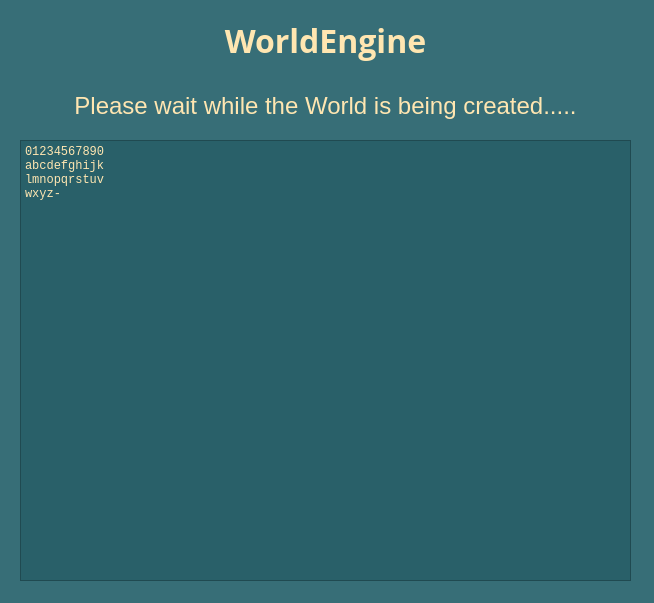
Qt form popup.ui (Shando/WorldEngine_UI_Win64) before a commit.
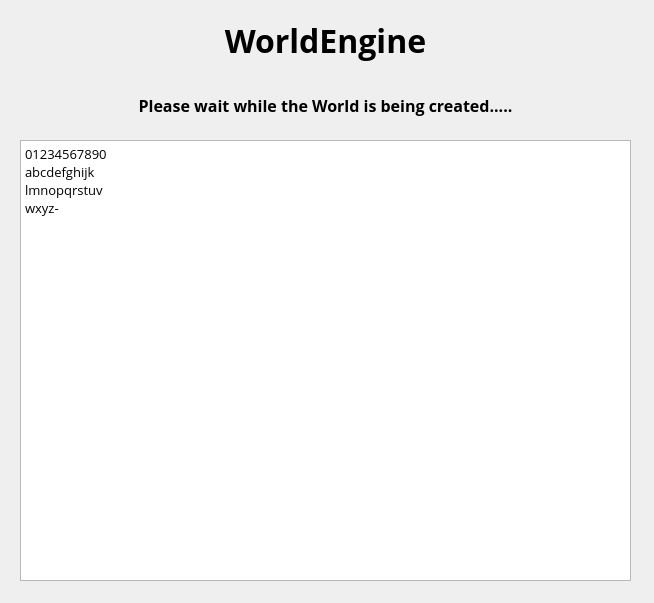
The same form after that commit. Icons and pictures are not drawn.

Diff of the .ui file:
```diff
--- a/popup.ui
+++ b/popup.ui
@@ -10,6 +10,12 @@
     <height>603</height>
    </rect>
   </property>
+  <property name="font">
+   <font>
+    <family>Open Sans</family>
+    <pointsize>12</pointsize>
+   </font>
+  </property>
   <property name="windowTitle">
    <string>WorldEngine Information Dialog</string>
   </property>
@@ -18,473 +24,7 @@
     <normaloff>:/Images/icon.png</normaloff>:/Images/icon.png</iconset>
   </property>
   <property name="styleSheet">
-   <string notr="true">QToolTip
-{
-     border: 1px solid black;
-     background-color: #FF9930;
-     padding: 1px;
-     border-radius: 3px;
-     opacity: 100;
-}
-
-QWidget
-{
-    color: #FFE6B1;
-    background-color: #376E77;
-}
-
-QLabel
-{
-    background-color: transparent;
-}
-
-QWidget:item:hover
-{
-    background-color: QLinearGradient( x1: 0, y1: 0, x2: 0, y2: 1, stop: 0 #FF9930, stop: 1 #942610);
-    color: #000000;
-}
-
-QWidget:item:selected
-{
-    background-color: QLinearGradient( x1: 0, y1: 0, x2: 0, y2: 1, stop: 0 #FF9930, stop: 1 #452102);
-}
-
-QMenuBar::item
-{
-    background: transparent;
-}
-
-QMenuBar::item:selected
-{
-    background: transparent;
-    border: 1px solid #FFE6B1;
-}
-
-QMenuBar::item:pressed
-{
-    background: #498089;
-    border: 1px solid #000;
-    background-color: QLinearGradient(
-        x1:0, y1:0,
-        x2:0, y2:1,
-        stop:1 #265D66,
-        stop:0.4 #397079/*,
-        stop:0.2 #397079,
-        stop:0.1 #FFE6B1*/
-    );
-    margin-bottom:-1px;
-    padding-bottom:1px;
-}
-
-QMenu
-{
-    border: 1px solid #000;
-}
-
-QMenu::item
-{
-    padding: 2px 20px 2px 20px;
-}
-
-QMenu::item:selected
-{
-    color: #000000;
-}
-
-QWidget:disabled
-{
-    color: #457C85;
-    background-color: #376E77;
-}
-
-QAbstractItemView
-{
-    background-color: QLinearGradient( x1: 0, y1: 0, x2: 0, y2: 1, stop: 0 #528992, stop: 0.1 #689FA8, stop: 1 #6299A2);
-}
-
-QWidget:focus
-{
-    /*border: 2px solid QLinearGradient( x1: 0, y1: 0, x2: 0, y2: 1, stop: 0 #FF9930, stop: 1 #452102);*/
-}
-
-QLineEdit
-{
-    background-color: QLinearGradient( x1: 0, y1: 0, x2: 0, y2: 1, stop: 0 #528992, stop: 0 #689FA8, stop: 1 #6299A2);
-    padding: 1px;
-    border-style: solid;
-    border: 1px solid #235A63;
-    border-radius: 5;
-}
-
-QPushButton
-{
-    color: #FFE6B1;
-    background-color: QLinearGradient( x1: 0, y1: 0, x2: 0, y2: 1, stop: 0 #5B929B, stop: 0.1 #578E97, stop: 0.5 #538A93, stop: 0.9 #4F868F, stop: 1 #4B828B);
-    border-width: 1px;
-    border-color: #235A63;
-    border-style: solid;
-    border-radius: 6;
-    padding: 3px;
-    font-size: 16px;
-    font-weight: bold;
-    padding-left: 5px;
-    padding-right: 5px;
-}
-
-QPushButton:pressed
-{
-    background-color: QLinearGradient( x1: 0, y1: 0, x2: 0, y2: 1, stop: 0 #326972, stop: 0.1 #306770, stop: 0.5 #2E656E, stop: 0.9 #2D646D, stop: 1 #2A616A);
-}
-
-QComboBox
-{
-    selection-background-color: #FFE6B1;
-    background-color: QLinearGradient( x1: 0, y1: 0, x2: 0, y2: 1, stop: 0 #5B929B, stop: 0.1 #578E97, stop: 0.5 #538A93, stop: 0.9 #4F868F, stop: 1 #4B828B);
-    border-style: solid;
-    border: 1px solid #235A63;
-    border-radius: 5;
-}
-
-QComboBox:hover,QPushButton:hover
-{
-/*    border: 2px solid QLinearGradient( x1: 0, y1: 0, x2: 0, y2: 1, stop: 0 #FF9930, stop: 1 #452102);*/
-    background-color: QLinearGradient( x1: 0, y1: 0, x2: 0, y2: 1, stop: 0 #FF9930, stop: 1 #942610);
-}
-
-
-QComboBox:on
-{
-    padding-top: 3px;
-    padding-left: 4px;
-    background-color: QLinearGradient( x1: 0, y1: 0, x2: 0, y2: 1, stop: 0 #326972, stop: 0.1 #306770, stop: 0.5 #2E656E, stop: 0.9 #2D646D, stop: 1 #2A616A);
-    selection-background-color: #FFE6B1;
-}
-
-QComboBox QAbstractItemView
-{
-    border: 2px solid darkgray;
-    selection-background-color: QLinearGradient( x1: 0, y1: 0, x2: 0, y2: 1, stop: 0 #FF9930, stop: 1 #452102);
-}
-
-QComboBox::drop-down
-{
-     subcontrol-origin: padding;
-     subcontrol-position: top right;
-     width: 15px;
-
-     border-left-width: 0px;
-     border-left-color: darkgray;
-     border-left-style: solid; /* just a single line */
-     border-top-right-radius: 3px; /* same radius as the QComboBox */
-     border-bottom-right-radius: 3px;
- }
-
-QComboBox::down-arrow
-{
-     image: url(:/down_arrow.png);
-}
-
-QGroupBox:focus
-{
-border: 2px solid QLinearGradient( x1: 0, y1: 0, x2: 0, y2: 1, stop: 0 #FF9930, stop: 1 #452102);
-}
-
-QTextEdit:focus
-{
-    border: 2px solid QLinearGradient( x1: 0, y1: 0, x2: 0, y2: 1, stop: 0 #FF9930, stop: 1 #452102);
-}
-
-QScrollBar:horizontal {
-     border: 1px solid #275E67;
-     background: QLinearGradient( x1: 0, y1: 0, x2: 0, y2: 1, stop: 0.0 #174E57, stop: 0.2 #2D646D, stop: 1 #4D828D);
-     height: 7px;
-     margin: 0px 16px 0 16px;
-}
-
-QScrollBar::handle:horizontal
-{
-      background: QLinearGradient( x1: 0, y1: 0, x2: 1, y2: 0, stop: 0 #FF9930, stop: 0.5 #452102, stop: 1 #FF9930);
-      min-height: 20px;
-      border-radius: 2px;
-}
-
-QScrollBar::add-line:horizontal {
-      border: 1px solid #20575E;
-      border-radius: 2px;
-      background: QLinearGradient( x1: 0, y1: 0, x2: 1, y2: 0, stop: 0 #FF9930, stop: 1 #452102);
-      width: 14px;
-      subcontrol-position: right;
-      subcontrol-origin: margin;
-}
-
-QScrollBar::sub-line:horizontal {
-      border: 1px solid #20575E;
-      border-radius: 2px;
-      background: QLinearGradient( x1: 0, y1: 0, x2: 1, y2: 0, stop: 0 #FF9930, stop: 1 #452102);
-      width: 14px;
-     subcontrol-position: left;
-     subcontrol-origin: margin;
-}
-
-QScrollBar::right-arrow:horizontal, QScrollBar::left-arrow:horizontal
-{
-      border: 1px solid black;
-      width: 1px;
-      height: 1px;
-      background: white;
-}
-
-QScrollBar::add-page:horizontal, QScrollBar::sub-page:horizontal
-{
-      background: none;
-}
-
-QScrollBar:vertical
-{
-      background: QLinearGradient( x1: 0, y1: 0, x2: 1, y2: 0, stop: 0.0 #174E57, stop: 0.2 #2D646D, stop: 1 #4D828D);
-      width: 7px;
-      margin: 16px 0 16px 0;
-      border: 1px solid #275E67;
-}
-
-QScrollBar::handle:vertical
-{
-      background: QLinearGradient( x1: 0, y1: 0, x2: 0, y2: 1, stop: 0 #FF9930, stop: 0.5 #452102, stop: 1 #FF9930);
-      min-height: 20px;
-      border-radius: 2px;
-}
-
-QScrollBar::add-line:vertical
-{
-      border: 1px solid #20575E;
-      border-radius: 2px;
-      background: QLinearGradient( x1: 0, y1: 0, x2: 0, y2: 1, stop: 0 #FF9930, stop: 1 #452102);
-      height: 14px;
-      subcontrol-position: bottom;
-      subcontrol-origin: margin;
-}
-
-QScrollBar::sub-line:vertical
-{
-      border: 1px solid #20575E;
-      border-radius: 2px;
-      background: QLinearGradient( x1: 0, y1: 0, x2: 0, y2: 1, stop: 0 #452102, stop: 1 #FF9930);
-      height: 14px;
-      subcontrol-position: top;
-      subcontrol-origin: margin;
-}
-
-QScrollBar::up-arrow:vertical, QScrollBar::down-arrow:vertical
-{
-      border: 1px solid black;
-      width: 1px;
-      height: 1px;
-      background: white;
-}
-
-
-QScrollBar::add-page:vertical, QScrollBar::sub-page:vertical
-{
-      background: none;
-}
-
-QTextEdit
-{
-    background-color: #296069;
-}
-
-QPlainTextEdit
-{
-    background-color: #296069;
-}
-
-QHeaderView::section
-{
-    background-color: QLinearGradient(x1:0, y1:0, x2:0, y2:1, stop:0 #669DA6, stop: 0.5 #558C95, stop: 0.6 #487F88, stop:1 #69A0A9);
-    color: white;
-    padding-left: 4px;
-    border: 1px solid #70A7B0;
-}
-
-QCheckBox:disabled
-{
-color: #467D86;
-}
-
-QDockWidget::title
-{
-    text-align: center;
-    spacing: 3px; /* spacing between items in the tool bar */
-    background-color: QLinearGradient(x1:0, y1:0, x2:0, y2:1, stop:0 #376E77, stop: 0.5 #296069, stop:1 #376E77);
-}
-
-QDockWidget::close-button, QDockWidget::float-button
-{
-    text-align: center;
-    spacing: 1px; /* spacing between items in the tool bar */
-    background-color: QLinearGradient(x1:0, y1:0, x2:0, y2:1, stop:0 #376E77, stop: 0.5 #296069, stop:1 #376E77);
-}
-
-QDockWidget::close-button:hover, QDockWidget::float-button:hover
-{
-    background: #296069;
-}
-
-QDockWidget::close-button:pressed, QDockWidget::float-button:pressed
-{
-    padding: 1px -1px -1px 1px;
-}
-
-QMainWindow::separator
-{
-    background-color: QLinearGradient(x1:0, y1:0, x2:0, y2:1, stop:0 #1B525B, stop: 0.5 #1A515A, stop: 0.6 #265D66, stop:1 #397079);
-    color: white;
-    padding-left: 4px;
-    border: 1px solid #518891;
-    spacing: 3px; /* spacing between items in the tool bar */
-}
-
-QMainWindow::separator:hover
-{
-
-    background-color: QLinearGradient(x1:0, y1:0, x2:0, y2:1, stop:0 #452102, stop:0.5 #b56c17 stop:1 #FF9930);
-    color: white;
-    padding-left: 4px;
-    border: 1px solid #70A7B0;
-    spacing: 3px; /* spacing between items in the tool bar */
-}
-
-QToolBar::handle
-{
-     spacing: 3px; /* spacing between items in the tool bar */
-     background: url(:/images/handle.png);
-}
-
-QMenu::separator
-{
-    height: 2px;
-    background-color: QLinearGradient(x1:0, y1:0, x2:0, y2:1, stop:0 #1B525B, stop: 0.5 #1A515A, stop: 0.6 #265D66, stop:1 #397079);
-    color: white;
-    padding-left: 4px;
-    margin-left: 10px;
-    margin-right: 5px;
-}
-
-QProgressBar
-{
-    border: 2px solid grey;
-    border-radius: 5px;
-    text-align: center;
-}
-
-QProgressBar::chunk
-{
-    background-color: #452102;
-    width: 2.15px;
-    margin: 0.5px;
-}
-
-QTabBar::tab {
-    color: #452102;
-    border: 1px solid #498089;
-    border-bottom-style: none;
-    background-color: #376E77;
-    padding-left: 10px;
-    padding-right: 10px;
-    padding-top: 3px;
-    padding-bottom: 2px;
-    margin-right: -1px;
-}
-
-QTabWidget::pane {
-    border: 1px solid #498089;
-    top: 1px;
-}
-
-QTabBar::tab:last
-{
-    margin-right: 0; /* the last selected tab has nothing to overlap with on the right */
-    border-top-right-radius: 3px;
-}
-
-QTabBar::tab:first:!selected
-{
- margin-left: 0px; /* the last selected tab has nothing to overlap with on the right */
-
-
-    border-top-left-radius: 3px;
-}
-
-QTabBar::tab:!selected
-{
-    color: #452102;
-    border-bottom-style: solid;
-    margin-top: 3px;
-    background-color: QLinearGradient(x1:0, y1:0, x2:0, y2:1, stop:1 #265D66, stop:.4 #397079);
-}
-
-QTabBar::tab:selected
-{
-    border-top-left-radius: 3px;
-    border-top-right-radius: 3px;
-    margin-bottom: 0px;
-}
-
-QTabBar::tab:!selected:hover
-{
-    /*border-top: 2px solid #FFE6B1;
-    padding-bottom: 3px;*/
-    border-top-left-radius: 3px;
-    border-top-right-radius: 3px;
-    background-color: QLinearGradient(x1:0, y1:0, x2:0, y2:1, stop:1 #265D66, stop:0.4 #397079, stop:0.2 #397079, stop:0.1 #FFE6B1);
-}
-
-QRadioButton::indicator:checked, QRadioButton::indicator:unchecked{
-    color: #452102;
-    background-color: #376E77;
-    border: 1px solid #452102;
-    border-radius: 6px;
-}
-
-QRadioButton::indicator:checked
-{
-    background-color: qradialgradient(
-        cx: 0.5, cy: 0.5,
-        fx: 0.5, fy: 0.5,
-        radius: 1.0,
-        stop: 0.25 #FFE6B1,
-        stop: 0.3 #376E77
-    );
-}
-
-QCheckBox::indicator{
-    color: #452102;
-    background-color: #376E77;
-    border: 1px solid #452102;
-    width: 9px;
-    height: 9px;
-}
-
-QRadioButton::indicator
-{
-    border-radius: 6px;
-}
-
-QRadioButton::indicator:hover, QCheckBox::indicator:hover
-{
-    border: 1px solid #FFE6B1;
-}
-
-QCheckBox::indicator:checked
-{
-    image:url(:/images/checkbox.png);
-}
-
-QCheckBox::indicator:disabled, QRadioButton::indicator:disabled
-{
-    border: 1px solid #498089;
-}
-</string>
+   <string notr="true"/>
   </property>
   <widget class="QLabel" name="label">
    <property name="geometry">
@@ -495,8 +35,16 @@
      <height>51</height>
     </rect>
    </property>
+   <property name="font">
+    <font>
+     <family>Open Sans</family>
+     <pointsize>12</pointsize>
+     <weight>75</weight>
+     <bold>true</bold>
+    </font>
+   </property>
    <property name="styleSheet">
-    <string notr="true">font-size: 24px</string>
+    <string notr="true"/>
    </property>
    <property name="text">
     <string>Please wait while the World is being created.....</string>
@@ -516,8 +64,8 @@
    </property>
    <property name="font">
     <font>
-     <family>Courier New</family>
-     <pointsize>9</pointsize>
+     <family>Consolas</family>
+     <pointsize>10</pointsize>
     </font>
    </property>
    <property name="styleSheet">
@@ -527,7 +75,7 @@
     <string>&lt;!DOCTYPE HTML PUBLIC &quot;-//W3C//DTD HTML 4.0//EN&quot; &quot;http://www.w3.org/TR/REC-html40/strict.dtd&quot;&gt;
 &lt;html&gt;&lt;head&gt;&lt;meta name=&quot;qrichtext&quot; content=&quot;1&quot; /&gt;&lt;style type=&quot;text/css&quot;&gt;
 p, li { white-space: pre-wrap; }
-&lt;/style&gt;&lt;/head&gt;&lt;body style=&quot; font-family:'Courier New'; font-size:9pt; font-weight:400; font-style:normal;&quot;&gt;
+&lt;/style&gt;&lt;/head&gt;&lt;body style=&quot; font-family:'Consolas'; font-size:10pt; font-weight:400; font-style:normal;&quot;&gt;
 &lt;p style=&quot; margin-top:0px; margin-bottom:0px; margin-left:0px; margin-right:0px; -qt-block-indent:0; text-indent:0px;&quot;&gt;01234567890&lt;/p&gt;
 &lt;p style=&quot; margin-top:0px; margin-bottom:0px; margin-left:0px; margin-right:0px; -qt-block-indent:0; text-indent:0px;&quot;&gt;abcdefghijk&lt;/p&gt;
 &lt;p style=&quot; margin-top:0px; margin-bottom:0px; margin-left:0px; margin-right:0px; -qt-block-indent:0; text-indent:0px;&quot;&gt;lmnopqrstuv&lt;/p&gt;
```
